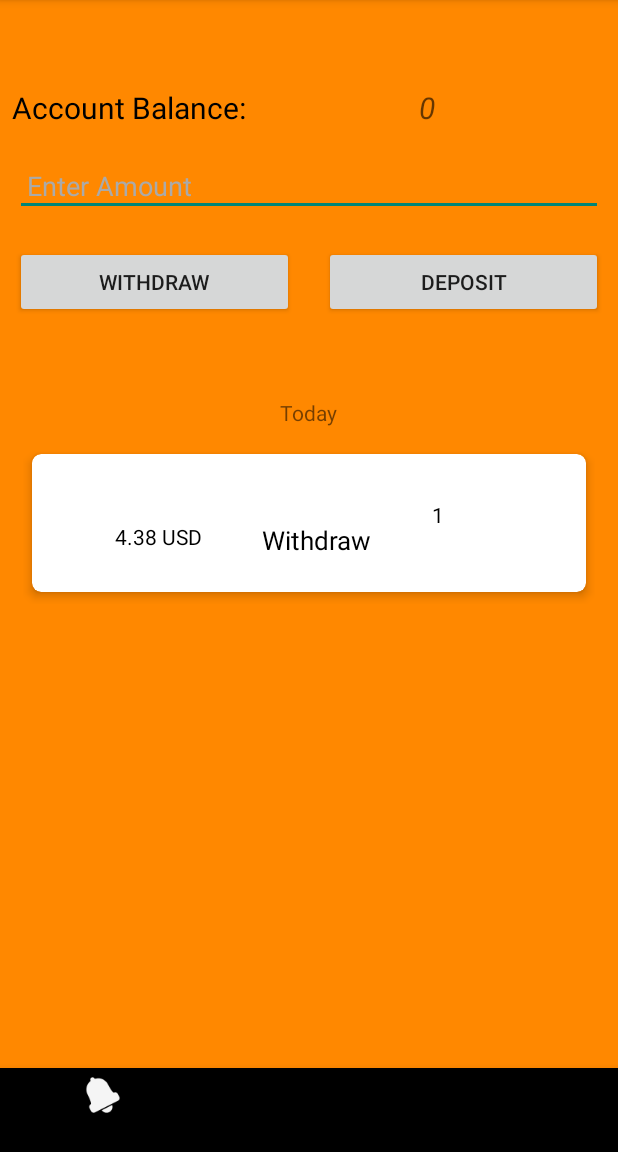
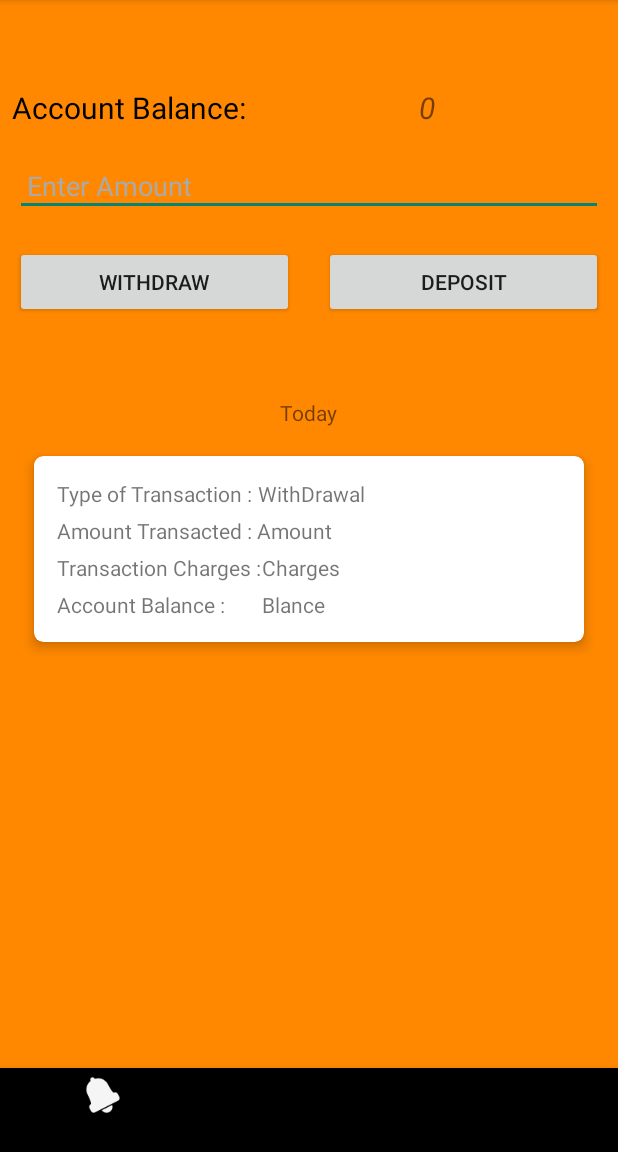
Before and after one commit to SydNS/BankingApp, an Android app: the screen it shows after launch (Home), on a phone screen of 412 x 824 dp, the part 84-1236 px from its top. Run offline under Robolectric (Android 15) with nearby library versions, the phone set to English and light mode, and no system bars.

Commit message:
created the recyclerview adapter and also set the views propsy

```diff
--- a/app/src/main/java/com/example/bankingapp/Home.kt
+++ b/app/src/main/java/com/example/bankingapp/Home.kt
@@ -57,7 +57,7 @@ class Home : AppCompatActivity() {
                 editor.apply()
 
                 // start Onboard activity
-                val user = User(0, 0,"Initial Balance")
+                val user = User(0, 0,"Initial Balance",0)
                 //adding the new balance to the db
                 db.insertData(user)
                 supportFragmentManager.beginTransaction().replace(R.id.fragment_container, HomeFrag())
--- a/app/src/main/res/layout/rowlayout.xml
+++ b/app/src/main/res/layout/rowlayout.xml
@@ -1,50 +1,91 @@
 <?xml version="1.0" encoding="utf-8"?>
-<androidx.cardview.widget.CardView android:layout_width="match_parent"
+<androidx.cardview.widget.CardView xmlns:android="http://schemas.android.com/apk/res/android"
+    xmlns:app="http://schemas.android.com/apk/res-auto"
+    android:layout_width="match_parent"
     android:layout_height="wrap_content"
     app:cardCornerRadius="6dp"
-    app:cardElevation="4dp"
-    app:cardUseCompatPadding="true"
-    xmlns:app="http://schemas.android.com/apk/res-auto"
-    xmlns:android="http://schemas.android.com/apk/res/android">
+    app:cardElevation="5dp"
+    app:cardUseCompatPadding="true">
 
     <RelativeLayout
-        android:layout_width="392dp"
+        android:layout_width="match_parent"
         android:layout_height="wrap_content"
         android:orientation="horizontal"
         android:padding="15dp">
 
         <TextView
+            android:id="@+id/type"
+            android:layout_width="wrap_content"
+            android:layout_height="wrap_content"
+            android:text="Type of Transaction : " />
+
+        <TextView
             android:id="@+id/typeOfTransaction"
             android:layout_width="wrap_content"
-            android:layout_height="30dp"
-            android:layout_below="@id/transactionId"
-            android:layout_marginLeft="40dp"
-            android:layout_toRightOf="@id/amountOfMoney"
-            android:text="Withdraw"
-            android:textColor="@color/black"
-            android:textSize="17dp" />
+            android:layout_height="wrap_content"
+            android:layout_toEndOf="@id/type"
+            android:layout_toRightOf="@id/type"
+            android:text="WithDrawal" />
 
 
         <TextView
-            android:id="@+id/transactionId"
+            android:id="@+id/textAmount"
             android:layout_width="wrap_content"
-            android:layout_height="30dp"
-            android:layout_centerVertical="true"
-            android:layout_marginStart="40dp"
-            android:layout_marginLeft="40dp"
-            android:layout_toRightOf="@id/typeOfTransaction"
-            android:text="1"
-            android:textColor="@color/black" />
+            android:layout_height="wrap_content"
+            android:layout_below="@id/type"
+            android:layout_marginTop="5dp"
+            android:text="Amount Transacted : " />
 
         <TextView
             android:id="@+id/amountOfMoney"
             android:layout_width="wrap_content"
-            android:layout_height="31dp"
-            android:layout_below="@id/transactionId"
-            android:layout_marginLeft="40dp"
-            android:text="4.38 USD"
-            android:textColor="@color/black" />
+            android:layout_height="wrap_content"
+            android:layout_below="@id/typeOfTransaction"
+            android:layout_marginTop="5dp"
+            android:layout_toEndOf="@id/textAmount"
+            android:layout_toRightOf="@id/textAmount"
+            android:text="Amount" />
 
+
+        <TextView
+
+            android:id="@+id/withdrawcharges"
+            android:layout_width="wrap_content"
+            android:layout_height="wrap_content"
+            android:layout_below="@id/textAmount"
+            android:layout_marginTop="5dp"
+            android:text="Transaction Charges :  " />
+
+        <TextView
+            android:id="@+id/amountOfMoneyCharged"
+            android:layout_width="wrap_content"
+            android:layout_height="wrap_content"
+            android:layout_below="@id/amountOfMoney"
+            android:layout_marginTop="5dp"
+            android:layout_toEndOf="@id/textAmount"
+            android:layout_toRightOf="@id/textAmount"
+            android:text=" Charges" />
+
+
+
+        <TextView
+
+            android:id="@+id/balance"
+            android:layout_width="wrap_content"
+            android:layout_height="wrap_content"
+            android:layout_below="@id/withdrawcharges"
+            android:layout_marginTop="5dp"
+            android:text="Account Balance :  " />
+
+        <TextView
+            android:id="@+id/amountBalance"
+            android:layout_width="wrap_content"
+            android:layout_height="wrap_content"
+            android:layout_below="@id/amountOfMoneyCharged"
+            android:layout_marginTop="5dp"
+            android:layout_toEndOf="@id/textAmount"
+            android:layout_toRightOf="@id/textAmount"
+            android:text=" Blance" />
     </RelativeLayout>
 
 </androidx.cardview.widget.CardView>
--- a/app/src/main/res/values/colors.xml
+++ b/app/src/main/res/values/colors.xml
@@ -1,8 +1,8 @@
 <?xml version="1.0" encoding="utf-8"?>
 <resources>
     <color name="purple_200">#FFBB86FC</color>
-    <color name="purple_500">#FF6200EE</color>
-    <color name="purple_700">#FF3700B3</color>
+    <color name="purple_500">#FF5722</color>
+    <color name="purple_700">#A53512</color>
     <color name="teal_200">#FF03DAC5</color>
     <color name="teal_700">#FF018786</color>
     <color name="black">#FF000000</color>
```
Also changed, not shown: app/src/main/java/com/example/bankingapp/AccountInfo.kt (+14 -5 lines), app/src/main/java/com/example/bankingapp/CustomAdapter.kt (+7 -4 lines), app/src/main/java/com/example/bankingapp/DatabaseHandler.kt (+23 -4 lines), app/src/main/java/com/example/bankingapp/HomeFrag.kt (+130 -53 lines), app/src/main/java/com/example/bankingapp/Transactions.kt (+8 -1 lines), app/src/main/res/layout/fragment_accountinfo.xml (+17 -11 lines).
